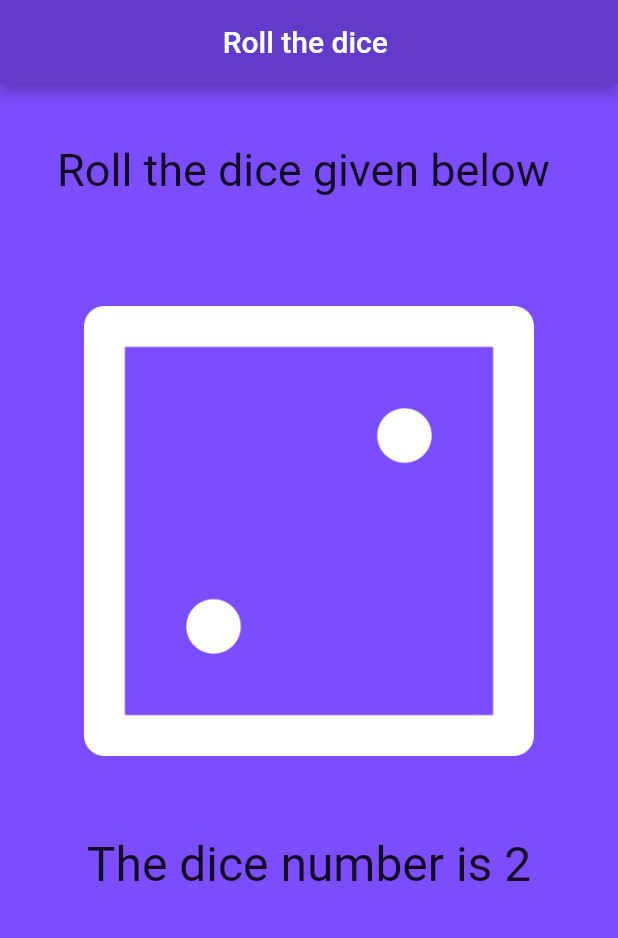
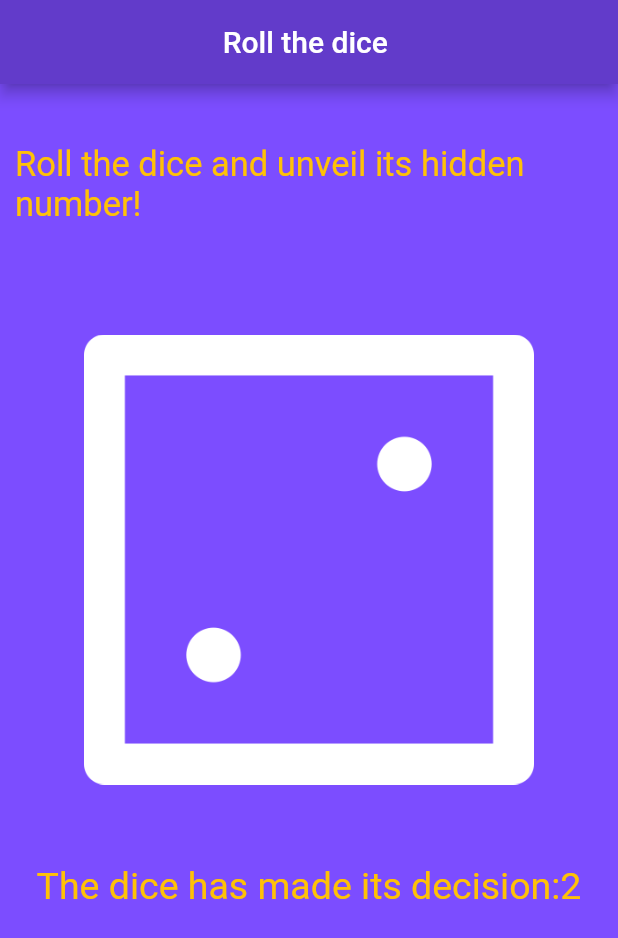
Before and after one commit to ank809/DiceThrowerApp, a Flutter app: the screen it shows after launch, on a phone screen of 412 x 824 dp. Shown: the top 938 px of the screen. Run offline on Flutter 3.47's test engine with Material 2 defaults, Android fonts, the phone set to English and light mode, and no system bars; our stand-ins replace animate_do.

Commit message:
text and color has been changed

```diff
--- a/lib/main.dart
+++ b/lib/main.dart
@@ -27,7 +27,10 @@ class _Roll_DiceState extends State<Roll_Dice> {
             child: Expanded(
               child: Column(
                 children:<Widget> [
-                  Text('Roll the dice given below ' , style: TextStyle(fontSize: 30.0),),
+                  Padding(
+                    padding: const EdgeInsets.only(left: 10.0),
+                    child: Text('Roll the dice and unveil its hidden number! ' , style: TextStyle(fontSize: 23.0, color: Colors.amber),),
+                  ),
                   SizedBox(height: 65.0),
                   TextButton(
                     onPressed: (){
@@ -41,7 +44,7 @@ class _Roll_DiceState extends State<Roll_Dice> {
                     ),
                     ),
                     SizedBox(height: 45.0,),
-                    BounceInUp(child: Text('The dice number is $dice_numbber',  style: TextStyle(fontSize: 32.0),)),
+                    BounceInUp(child: Text('The dice has made its decision:$dice_numbber',  style: TextStyle(fontSize: 25.0, color: Colors.amber),)),
                 ],
               ),
             ),
```
